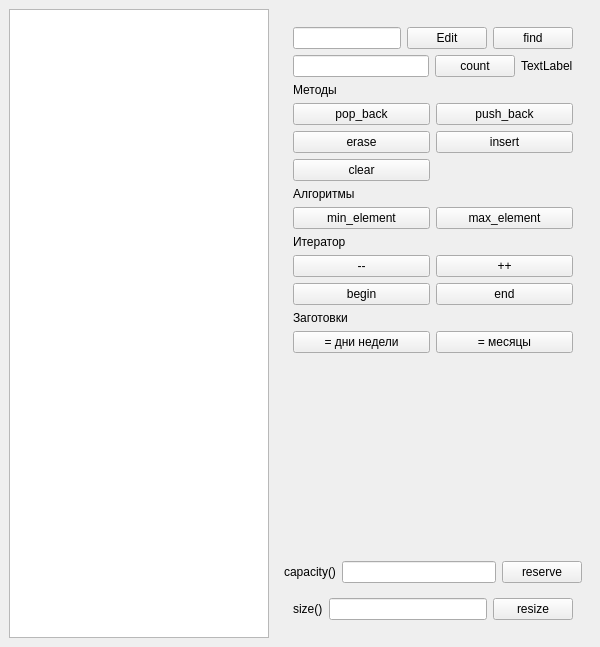
First picture: the form in problems/sprint4/vector-emulator-04/submission/mainwindow.ui, repository Garegin866/cpp-qt-practicum, before the edit.
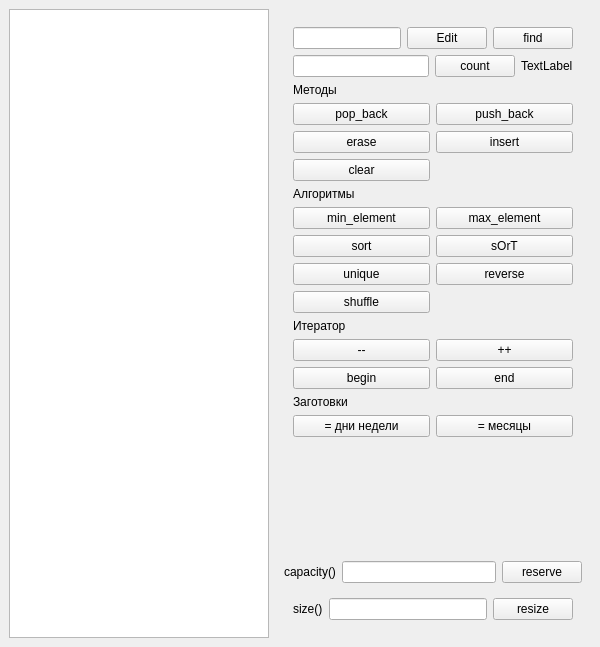
Second picture: the form after the edit.

Commit message: Implemented new features: such as unique, sort, reverse and shuffle for std::vector.

What changed in the file:
```diff
--- a/problems/sprint4/vector-emulator-04/submission/mainwindow.ui
+++ b/problems/sprint4/vector-emulator-04/submission/mainwindow.ui
@@ -122,21 +122,56 @@
              </widget>
             </item>
             <item>
-             <layout class="QHBoxLayout" name="horizontalLayout_8">
-              <item>
-               <widget class="QPushButton" name="pb_min_element">
-                <property name="text">
-                 <string>min_element</string>
-                </property>
-               </widget>
-              </item>
-              <item>
+             <layout class="QGridLayout" name="gridLayout_3">
+              <item row="0" column="1">
                <widget class="QPushButton" name="pb_max_element">
                 <property name="text">
                  <string>max_element</string>
                 </property>
                </widget>
               </item>
+              <item row="2" column="1">
+               <widget class="QPushButton" name="pb_reverse">
+                <property name="text">
+                 <string>reverse</string>
+                </property>
+               </widget>
+              </item>
+              <item row="1" column="0">
+               <widget class="QPushButton" name="pb_sort">
+                <property name="text">
+                 <string>sort</string>
+                </property>
+               </widget>
+              </item>
+              <item row="0" column="0">
+               <widget class="QPushButton" name="pb_min_element">
+                <property name="text">
+                 <string>min_element</string>
+                </property>
+               </widget>
+              </item>
+              <item row="2" column="0">
+               <widget class="QPushButton" name="pb_unique">
+                <property name="text">
+                 <string>unique</string>
+                </property>
+               </widget>
+              </item>
+              <item row="1" column="1">
+               <widget class="QPushButton" name="pb_sort_2">
+                <property name="text">
+                 <string>sOrT</string>
+                </property>
+               </widget>
+              </item>
+              <item row="3" column="0">
+               <widget class="QPushButton" name="pb_shuffle">
+                <property name="text">
+                 <string>shuffle</string>
+                </property>
+               </widget>
+              </item>
              </layout>
             </item>
             <item>
```
The commit also changes 2 other files.
